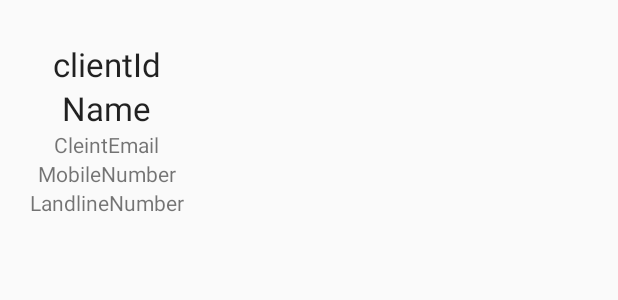
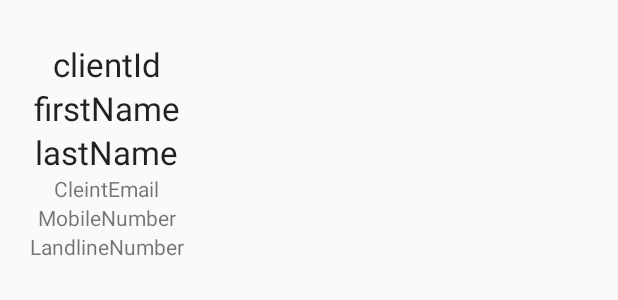
Before and after one commit to emmettb94/Phorest_Test_Emmett_Brogan, an Android app: the layout activity_details.xml on its own in the app's theme, with its tools: preview values and no code run, on a phone screen of 412 x 824 dp. Shown: the top 300 px of the screen. Run offline under Robolectric (Android 15) with nearby library versions, the phone set to English and light mode, and no system bars; network calls fail.

Commit message:
Commit_2
Not fully working but initial structure in place.

```diff
--- a/app/src/main/java/com/example/emmett/phorest_test_emmett_brogan/ClientDetailsActivity.java
+++ b/app/src/main/java/com/example/emmett/phorest_test_emmett_brogan/ClientDetailsActivity.java
@@ -32,8 +32,10 @@ public class ClientDetailsActivity extends ActionBarActivity {
 
             clientId = (TextView)findViewById(R.id.clientId);
             clientId.setText("Client ID: " + clientModel.getClientId());
-            firstName = (TextView)findViewById(R.id.name);
-            firstName.setText("Name: " + clientModel.getFirstName() + " " + clientModel.getLastName());
+            firstName = (TextView)findViewById(R.id.firstName);
+            firstName.setText("FirstName: " + clientModel.getFirstName());
+            lastName = (TextView)findViewById(R.id.lastName);
+            lastName.setText("LastName: " + clientModel.getFirstName());
             email = (TextView)findViewById(R.id.email);
             email.setText("Email: " + clientModel.getEmail());
             mobile = (TextView)findViewById(R.id.mobile);
--- a/app/src/main/res/layout/activity_details.xml
+++ b/app/src/main/res/layout/activity_details.xml
@@ -29,10 +29,17 @@
                 android:textAppearance="?android:attr/textAppearanceLarge" />
 
             <TextView
-                android:id="@+id/name"
+                android:id="@+id/firstName"
                 android:layout_width="wrap_content"
                 android:layout_height="wrap_content"
-                android:text="Name"
+                android:text="firstName"
+                android:textAppearance="?android:attr/textAppearanceLarge" />
+
+            <TextView
+                android:id="@+id/lastName"
+                android:layout_width="wrap_content"
+                android:layout_height="wrap_content"
+                android:text="lastName"
                 android:textAppearance="?android:attr/textAppearanceLarge" />
 
             <TextView
--- a/app/src/main/res/layout/activity_main.xml
+++ b/app/src/main/res/layout/activity_main.xml
@@ -6,9 +6,10 @@
     android:layout_height="match_parent"
     tools:context="com.example.emmett.phorest_test_emmett_brogan.MainActivity">
 
+
     <ListView
         android:id="@+id/clientList"
-        android:layout_width="match_parent"
-        android:layout_height="match_parent" />
+        android:layout_width="wrap_content"
+        android:layout_height="wrap_content" />
 
 </android.widget.LinearLayout>
```
Also changed, not shown: app/src/main/java/com/example/emmett/phorest_test_emmett_brogan/ClientModel.java (+6 -6 lines), app/src/main/res/layout/row.xml (+8 -2 lines).
